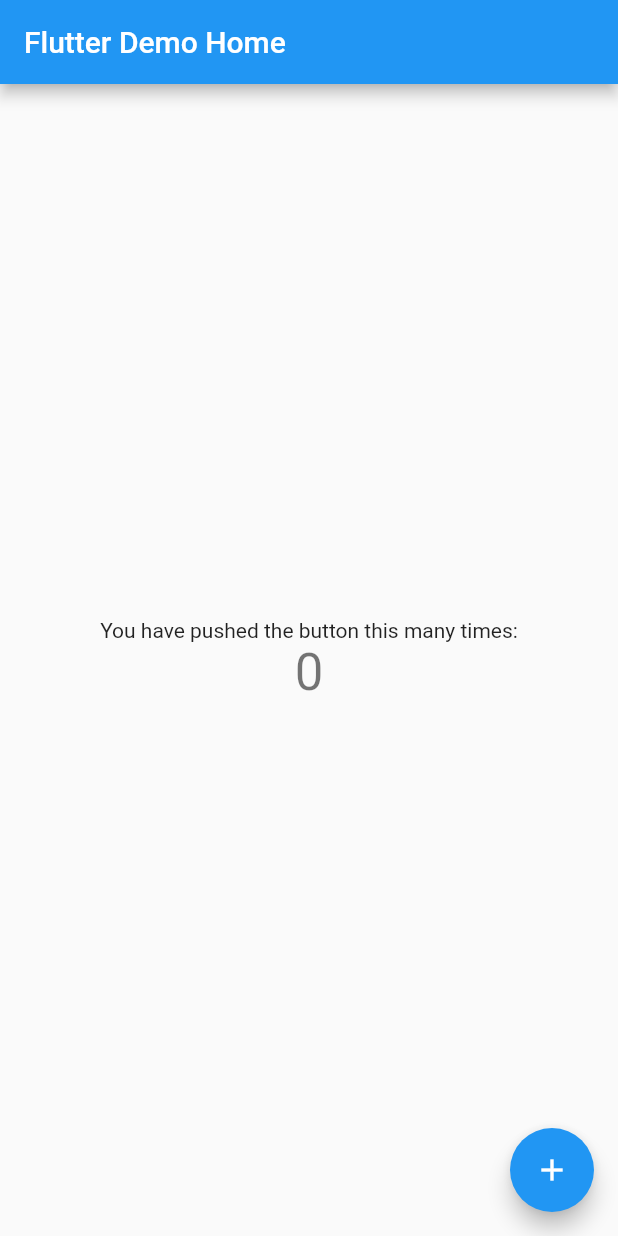
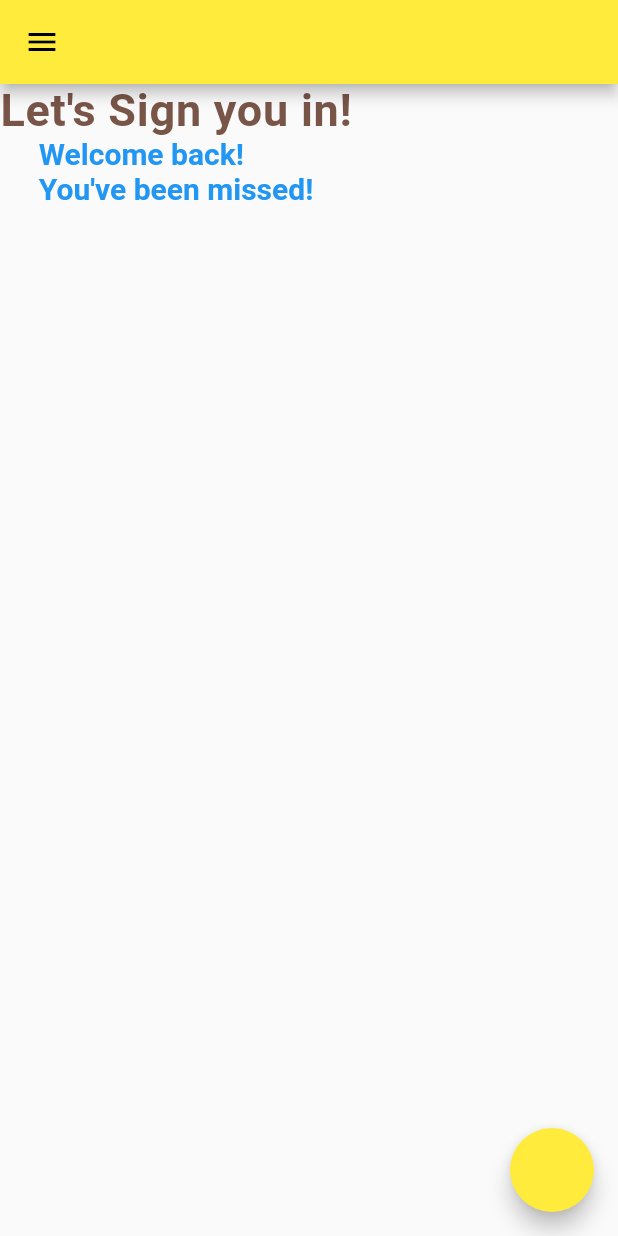
Before and after one commit to simonjv01/chat_app, a Flutter app: the screen it shows after launch, on a phone screen of 412 x 824 dp. Run offline on Flutter 3.47's test engine with Material 2 defaults, Android fonts, the phone set to English and light mode, and no system bars.

Commit message:
created login page

```diff
--- /dev/null
+++ b/lib/login_page.dart
@@ -0,0 +1,35 @@
+import 'package:flutter/material.dart';
+
+
+class LoginPage extends StatelessWidget {
+  const LoginPage({Key? key}) : super(key: key);
+
+  @override
+  Widget build(BuildContext context) {
+    return Scaffold(
+      appBar: AppBar(),
+      drawer: const Drawer(),
+      floatingActionButton: FloatingActionButton(
+        onPressed: () {
+          print('Button clicked');
+        },
+      ),
+
+      body: Column(
+
+        children: const [
+          Text('Let\'s Sign you in!',
+            style: TextStyle(fontSize: 30,
+                color: Colors.brown,
+                fontWeight: FontWeight.bold,
+                letterSpacing: 0.5),
+          ),
+          Text('Welcome back! \nYou\'ve been missed!',
+          style: TextStyle(fontWeight: FontWeight.bold,
+          fontSize: 20,
+          color: Colors.blue),),
+        ],
+      ),
+    );
+  }
+}
--- a/lib/main.dart
+++ b/lib/main.dart
@@ -1,76 +1,22 @@
+import 'package:chat_app/login_page.dart';
 import 'package:flutter/material.dart';
 
+
+
 void main() {
-  runApp(const MyApp());
+  runApp(const ChatApp());
 }
 
-class MyApp extends StatelessWidget {
-  const MyApp({Key? key}) : super(key: key);
+class ChatApp extends StatelessWidget {
+  const ChatApp({Key? key}) : super(key: key);
 
   // This widget is the root of your application.
   @override
   Widget build(BuildContext context) {
     return MaterialApp(
-      title: 'Flutter Demo',
-      theme: ThemeData(
-
-        primarySwatch: Colors.blue,
-      ),
-      home: const MyHomePage(title: 'Flutter Demo Home'),
+      title: 'Flutter Chat App',
+      theme: ThemeData(primarySwatch: Colors.yellow),
+      home: const LoginPage(),
     );
   }
 }
-
-class MyHomePage extends StatefulWidget {
-  const MyHomePage({Key? key, required this.title}) : super(key: key);
-
-
-
-  final String title;
-
-  @override
-  State<MyHomePage> createState() => _MyHomePageState();
-}
-
-class _MyHomePageState extends State<MyHomePage> {
-  int _counter = 0;
-
-  void _incrementCounter() {
-    setState(() {
-
-      _counter++;
-    });
-  }
-
-  @override
-  Widget build(BuildContext context) {
-
-    return Scaffold(
-      appBar: AppBar(
-
-        title: Text(widget.title),
-      ),
-      body: Center(
-
-        child: Column(
-
-          mainAxisAlignment: MainAxisAlignment.center,
-          children: <Widget>[
-            const Text(
-              'You have pushed the button this many times:',
-            ),
-            Text(
-              '$_counter',
-              style: Theme.of(context).textTheme.headline4,
-            ),
-          ],
-        ),
-      ),
-      floatingActionButton: FloatingActionButton(
-        onPressed: _incrementCounter,
-        tooltip: 'Increment',
-        child: const Icon(Icons.add),
-      ), // This trailing comma makes auto-formatting nicer for build methods.
-    );
-  }
-}
```
Also changed, not shown: 1 other file.
